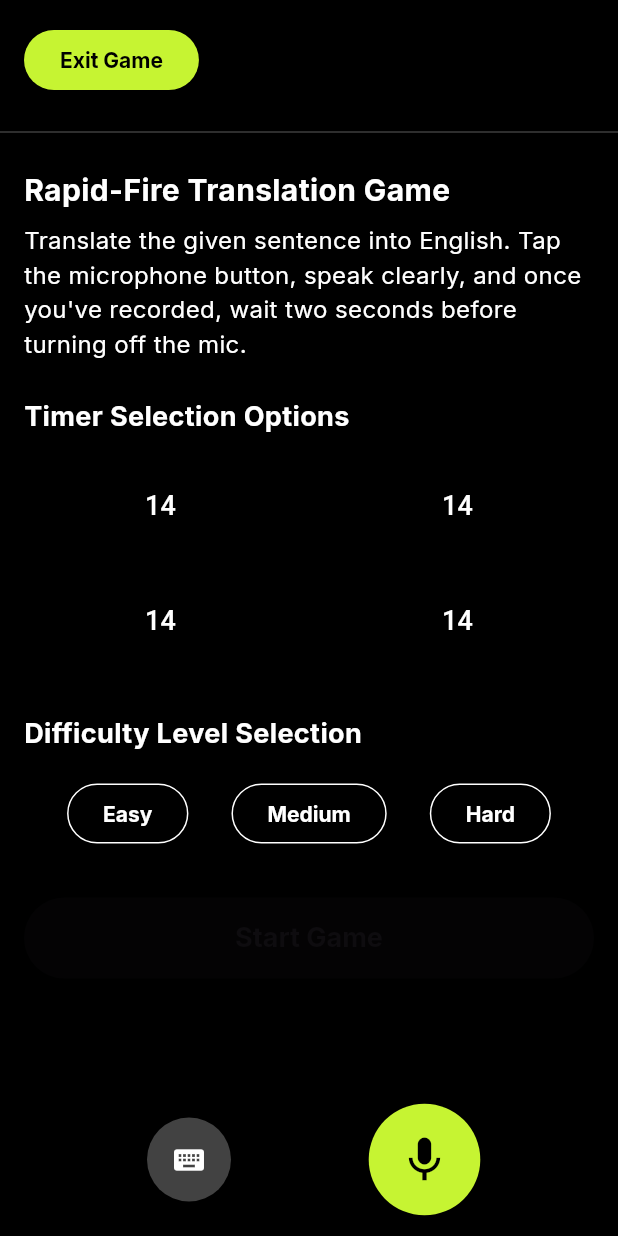
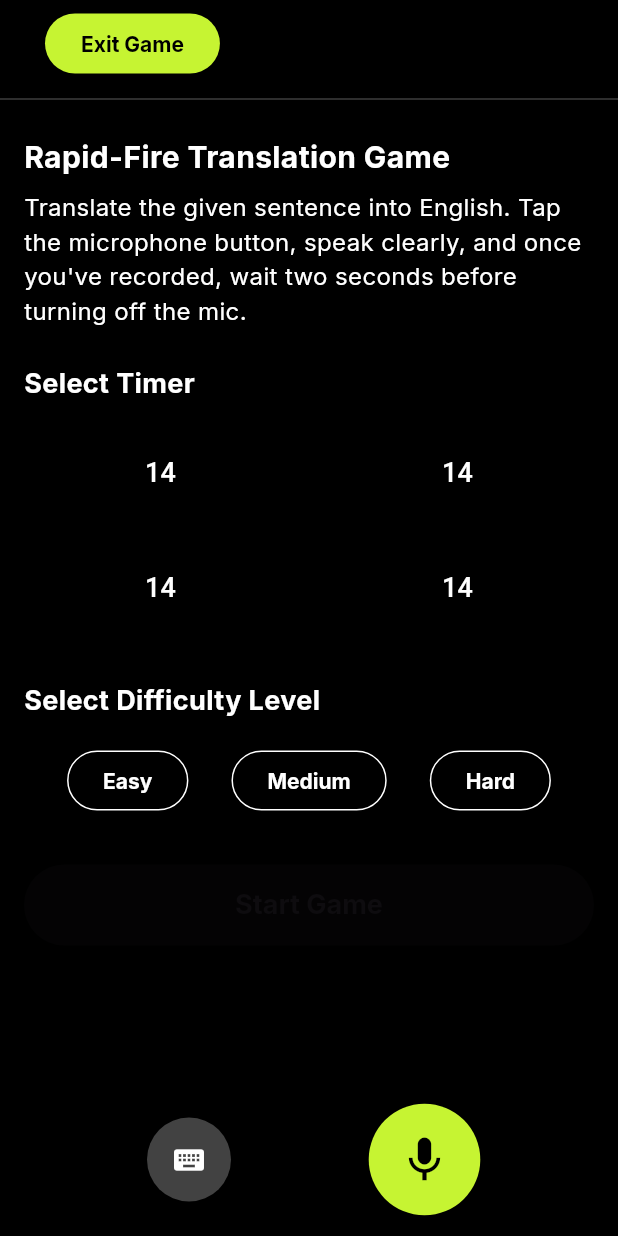
Before and after one commit to faridrazza/frontapp, a Flutter app: the RapidTranslationGameScreen screen opened directly, on a phone screen of 412 x 824 dp. Run offline on Flutter 3.47's test engine with Material 3 defaults, Android fonts, the light colour scheme and no system bars; our stand-ins replace dio, equatable, flutter_bloc, flutter_secure_storage, google_fonts, intl_phone_number_input and 3 more; missing offline and left inert: flutter_sound; accounts and stored records are empty.

Commit message:
final touch 5

```diff
--- a/lib/features/rapid_translation/presentation/screens/rapid_translation_game_screen.dart
+++ b/lib/features/rapid_translation/presentation/screens/rapid_translation_game_screen.dart
@@ -77,7 +77,8 @@ class _RapidTranslationGameScreenState extends State<RapidTranslationGameScreen>
 
   Widget _buildHeader() {
     return Padding(
-      padding: const EdgeInsets.all(16.0),
+      // padding: const EdgeInsets.all(6.0),
+      padding: const EdgeInsets.symmetric(horizontal: 30,vertical: 5),
       child: Row(
         mainAxisAlignment: MainAxisAlignment.spaceBetween,
         children: [
@@ -125,7 +126,7 @@ class _RapidTranslationGameScreenState extends State<RapidTranslationGameScreen>
 
             // Timer Selection Options
             Text(
-              'Timer Selection Options',
+              'Select Timer',
               style: GoogleFonts.inter(
                 color: Colors.white,
                 fontSize: 18,
@@ -168,7 +169,7 @@ class _RapidTranslationGameScreenState extends State<RapidTranslationGameScreen>
             ),
             SizedBox(height: 32),
             Text(
-              'Difficulty Level Selection',
+              'Select Difficulty Level',
               style: GoogleFonts.inter(
                 color: Colors.white,
                 fontSize: 18,
```
